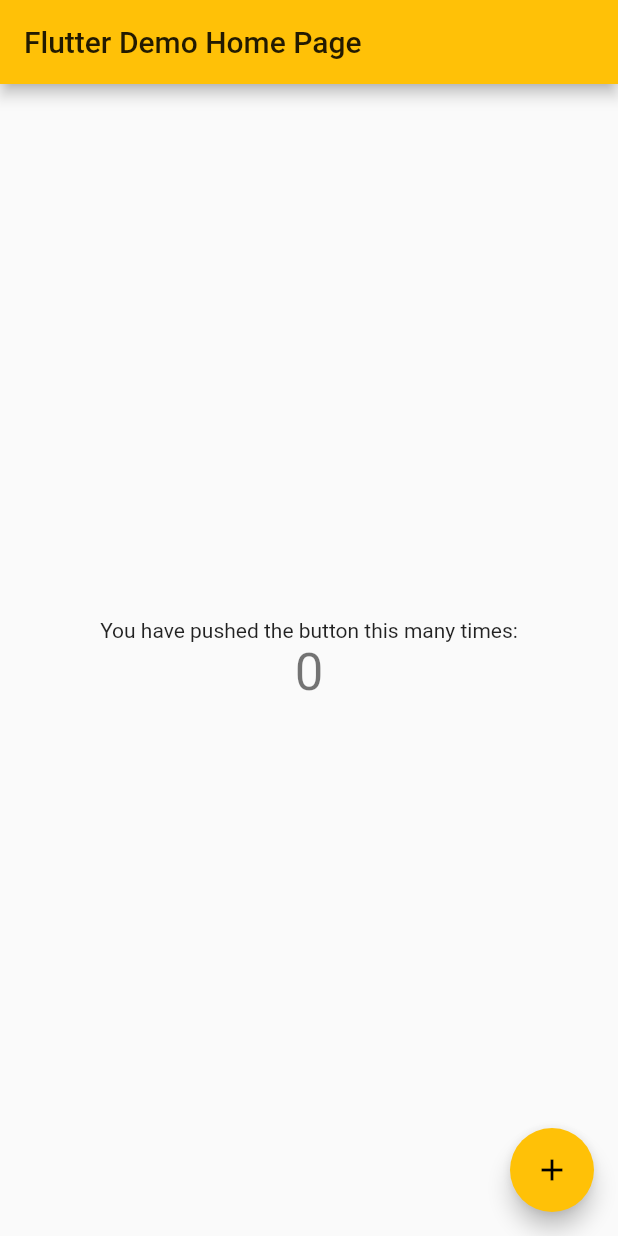
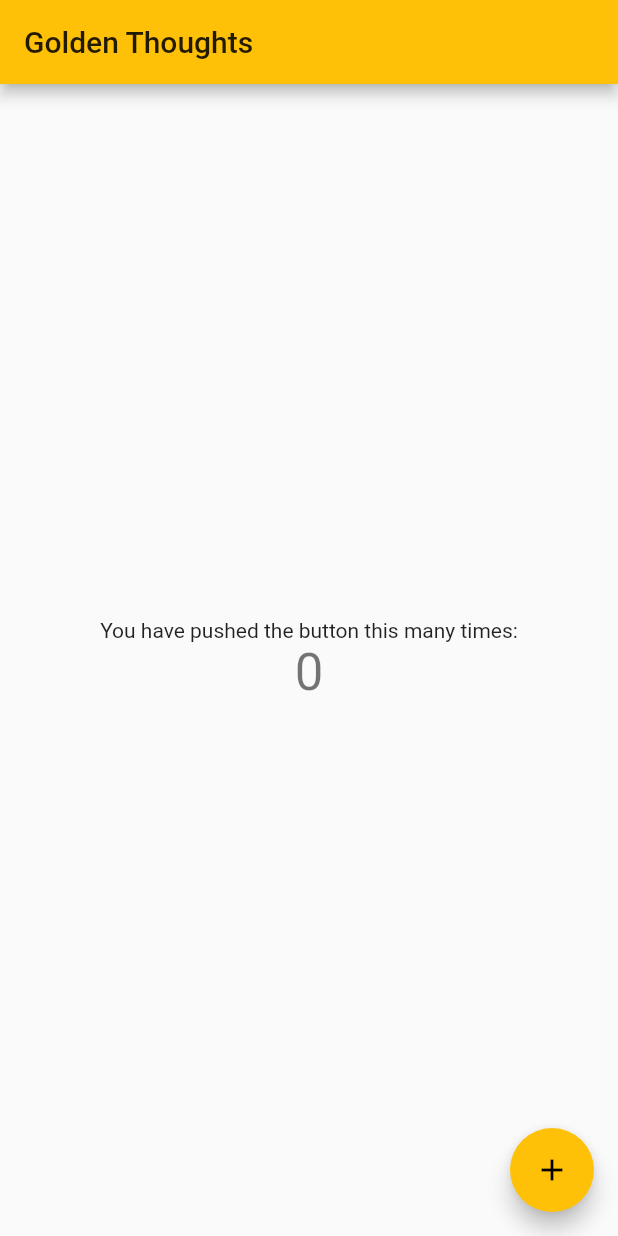
Before and after one commit to ndrwtrsk/golden_thoughts, a Flutter app: the screen it shows after launch, on a phone screen of 412 x 824 dp. Run offline on Flutter 3.47's test engine with Material 2 defaults, Android fonts, the phone set to English and light mode, and no system bars.

Commit message:
remove comments

```diff
--- a/lib/main.dart
+++ b/lib/main.dart
@@ -10,7 +10,7 @@ class MyApp extends StatelessWidget {
       theme: ThemeData(
         primarySwatch: Colors.amber,
       ),
-      home: MyHomePage(title: 'Flutter Demo Home Page'),
+      home: MyHomePage(title: 'Golden Thoughts'),
     );
   }
 }
@@ -29,47 +29,18 @@ class _MyHomePageState extends State<MyHomePage> {
 
   void _incrementCounter() {
     setState(() {
-      // This call to setState tells the Flutter framework that something has
-      // changed in this State, which causes it to rerun the build method below
-      // so that the display can reflect the updated values. If we changed
-      // _counter without calling setState(), then the build method would not be
-      // called again, and so nothing would appear to happen.
       _counter++;
     });
   }
 
   @override
   Widget build(BuildContext context) {
-    // This method is rerun every time setState is called, for instance as done
-    // by the _incrementCounter method above.
-    //
-    // The Flutter framework has been optimized to make rerunning build methods
-    // fast, so that you can just rebuild anything that needs updating rather
-    // than having to individually change instances of widgets.
     return Scaffold(
       appBar: AppBar(
-        // Here we take the value from the MyHomePage object that was created by
-        // the App.build method, and use it to set our appbar title.
         title: Text(widget.title),
       ),
       body: Center(
-        // Center is a layout widget. It takes a single child and positions it
-        // in the middle of the parent.
         child: Column(
-          // Column is also a layout widget. It takes a list of children and
-          // arranges them vertically. By default, it sizes itself to fit its
-          // children horizontally, and tries to be as tall as its parent.
-          //
-          // Invoke "debug painting" (press "p" in the console, choose the
-          // "Toggle Debug Paint" action from the Flutter Inspector in Android
-          // Studio, or the "Toggle Debug Paint" command in Visual Studio Code)
-          // to see the wireframe for each widget.
-          //
-          // Column has various properties to control how it sizes itself and
-          // how it positions its children. Here we use mainAxisAlignment to
-          // center the children vertically; the main axis here is the vertical
-          // axis because Columns are vertical (the cross axis would be
-          // horizontal).
           mainAxisAlignment: MainAxisAlignment.center,
           children: <Widget>[
             Text(
@@ -86,7 +57,7 @@ class _MyHomePageState extends State<MyHomePage> {
         onPressed: _incrementCounter,
         tooltip: 'Increment',
         child: Icon(Icons.add),
-      ), // This trailing comma makes auto-formatting nicer for build methods.
+      ),
     );
   }
 }
```
